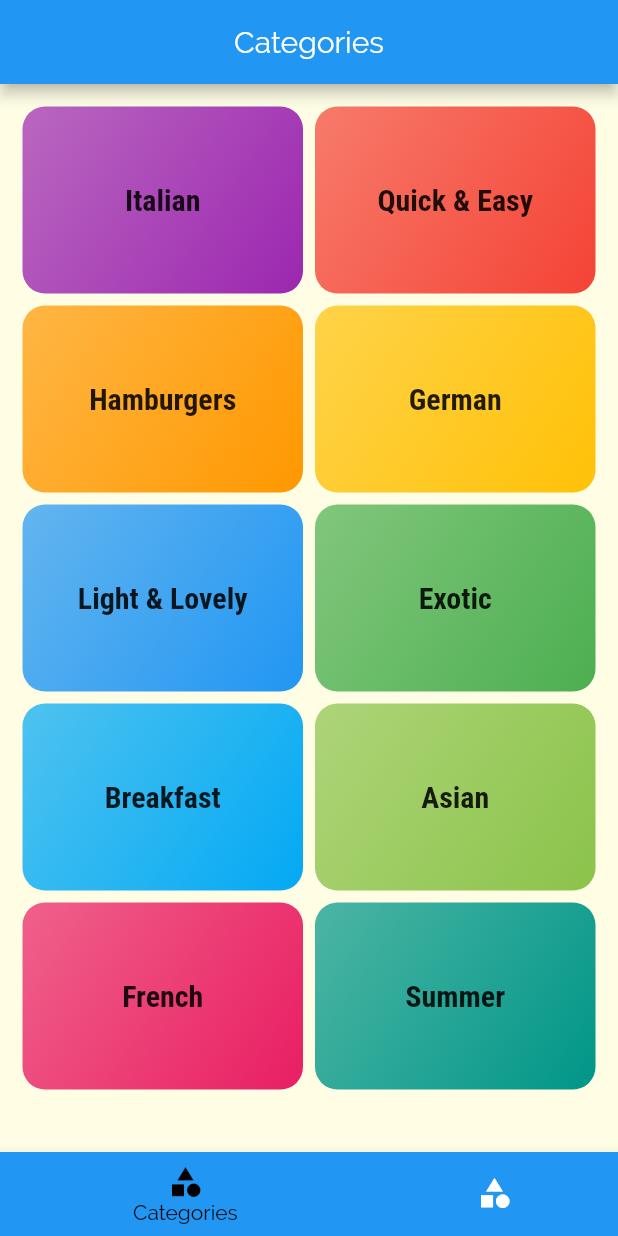
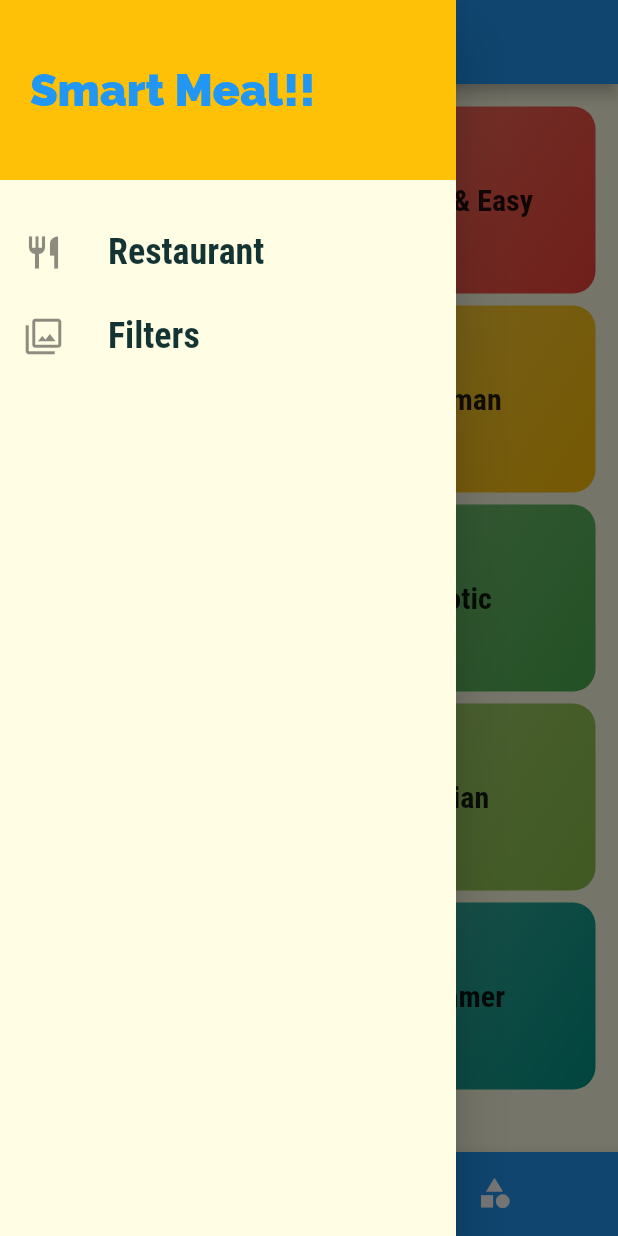
Before and after one commit to raymondDangdat/smart-meal, a Flutter app: the screen it shows after launch, with the side drawer open (before the commit the screen has no drawer), on a phone screen of 412 x 824 dp. Run offline on Flutter 3.47's test engine with Material 2 defaults, Android fonts, the phone set to English and light mode, and no system bars.

Commit message:
Added Navigation Drawer

```diff
--- a/lib/screens/bottom_tab_screen.dart
+++ b/lib/screens/bottom_tab_screen.dart
@@ -1,6 +1,8 @@
 import 'package:flutter/material.dart';
+import '../widgets/main_drawer.dart';
 import './favourites.dart';
 import './categories_screen.dart';
+
 class BottomTabScreen extends StatefulWidget {
   @override
   _BottomTabScreenState createState() => _BottomTabScreenState();
@@ -9,12 +11,13 @@ class BottomTabScreen extends StatefulWidget {
 class _BottomTabScreenState extends State<BottomTabScreen> {
   final List<Map<String, Object>> _pages = [
     //You can add actions to thr map to be included in the pages
-    {'page' : CategoriesScreen(), 'title' : "Categories"},
-    {'page': Favourites(), 'title' : 'Favourites'}
+    {'page': CategoriesScreen(), 'title': "Categories"},
+    {'page': Favourites(), 'title': 'Favourites'}
   ];
 
   int _selectedPageIndex = 0;
-  void _selectPage(int index){
+
+  void _selectPage(int index) {
     setState(() {
       _selectedPageIndex = index;
     });
@@ -27,11 +30,14 @@ class _BottomTabScreenState extends State<BottomTabScreen> {
       appBar: AppBar(title: Text(_pages[_selectedPageIndex]['title']),
         centerTitle: true,
       ),
+      drawer: MainDrawer(),
 
-          body: _pages[_selectedPageIndex]['page'],
+      body: _pages[_selectedPageIndex]['page'],
       bottomNavigationBar: BottomNavigationBar(
-        onTap: _selectPage,
-        backgroundColor: Theme.of(context).primaryColor,
+          onTap: _selectPage,
+          backgroundColor: Theme
+              .of(context)
+              .primaryColor,
           selectedItemColor: Colors.black,
           unselectedItemColor: Colors.white,
           currentIndex: _selectedPageIndex,
@@ -39,11 +45,15 @@ class _BottomTabScreenState extends State<BottomTabScreen> {
           type: BottomNavigationBarType.shifting,
           items: [
             BottomNavigationBarItem(
-              backgroundColor: Theme.of(context).primaryColor,
-                icon: Icon(Icons.category),  label: "Categories"),
+                backgroundColor: Theme
+                    .of(context)
+                    .primaryColor,
+                icon: Icon(Icons.category), label: "Categories"),
             BottomNavigationBarItem(
-                backgroundColor: Theme.of(context).primaryColor,
-                icon: Icon(Icons.category),  label: "Favourites")
+                backgroundColor: Theme
+                    .of(context)
+                    .primaryColor,
+                icon: Icon(Icons.category), label: "Favourites")
           ]),
     );
   }
--- /dev/null
+++ b/lib/widgets/main_drawer.dart
@@ -0,0 +1,40 @@
+import 'package:flutter/cupertino.dart';
+import 'package:flutter/material.dart';
+
+class MainDrawer extends StatelessWidget {
+  Widget buildListTile(String title, IconData icon){
+    return ListTile(
+      leading: Icon(icon, size: 26.0,),
+      title: Text(title, style: TextStyle(fontFamily: 'RobotoCondensed', fontSize: 24, fontWeight: FontWeight.bold),),
+      onTap: (){},
+    );
+  }
+  @override
+  Widget build(BuildContext context) {
+    return Drawer(
+      child: Column(
+        children: [
+          Container(
+            height: 120.0,
+            width: double.infinity,
+            padding: EdgeInsets.all(20.0),
+            alignment: Alignment.centerLeft,
+            color: Theme.of(context).accentColor,
+            child: Text("Smart Meal!!", style: TextStyle(fontWeight: FontWeight.w900,
+            fontSize: 30.0,
+            color: Theme.of(context).primaryColor),),
+          ),
+
+          SizedBox(
+            height: 20.0,
+          ),
+
+          buildListTile("Restaurant", Icons.restaurant),
+          buildListTile("Filters",Icons.filter)
+
+
+        ],
+      ),
+    );
+  }
+}
```
